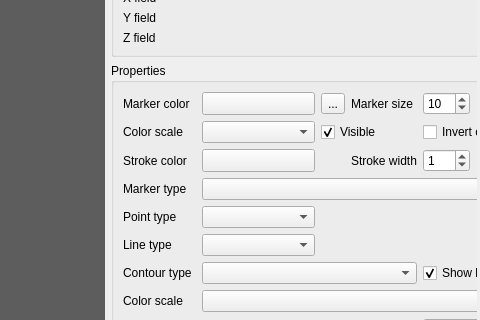
Above: DataPlotly/ui/dataplotly_dockwidget_base.ui from ghtmtt/DataPlotly before the change; both pictures show x 113 to 593 and y 150 to 470 of the 593 by 624 pixel window. Below: the same form after it.
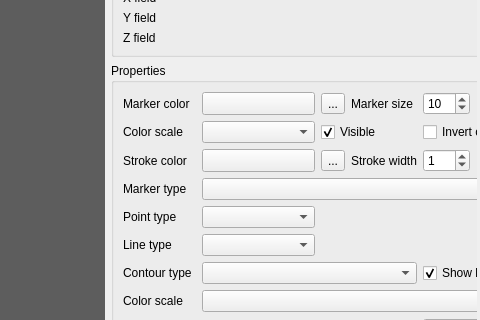
That is the form after the change. Custom widgets are drawn as their Qt base class.

Commit message: Add support for data defined stroke color, as a clean example of how to add new data defined properties

```diff
--- a/DataPlotly/ui/dataplotly_dockwidget_base.ui
+++ b/DataPlotly/ui/dataplotly_dockwidget_base.ui
@@ -546,6 +546,13 @@
                       </property>
                      </widget>
                     </item>
+                    <item row="2" column="2">
+                     <widget class="QgsPropertyOverrideButton" name="out_color_defined_button">
+                      <property name="text">
+                       <string>...</string>
+                      </property>
+                     </widget>
+                    </item>
                    </layout>
                   </widget>
                  </item>
```
The commit also changes 7 other files.
